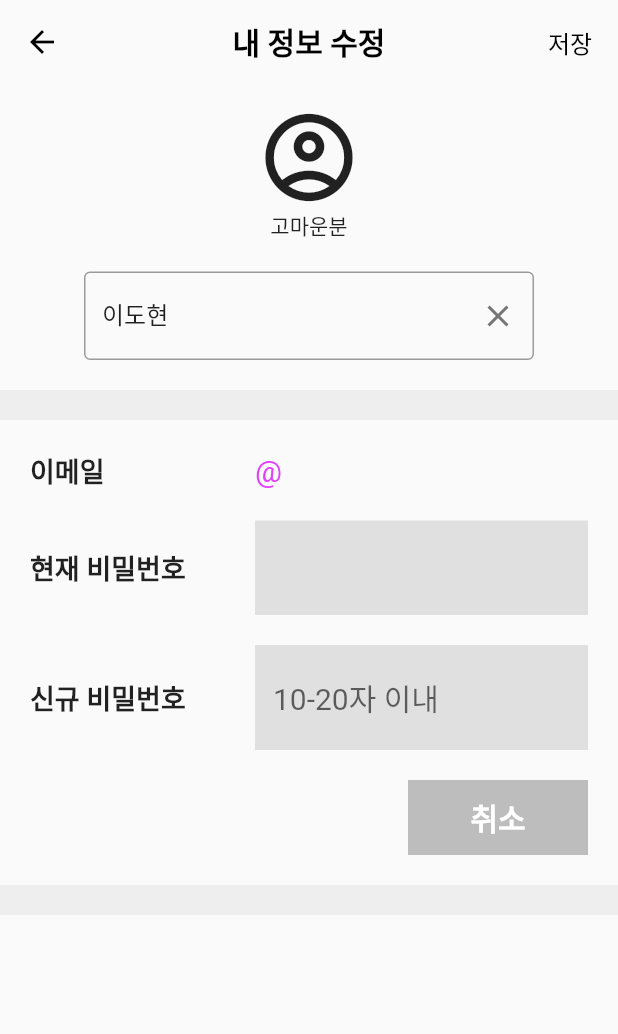
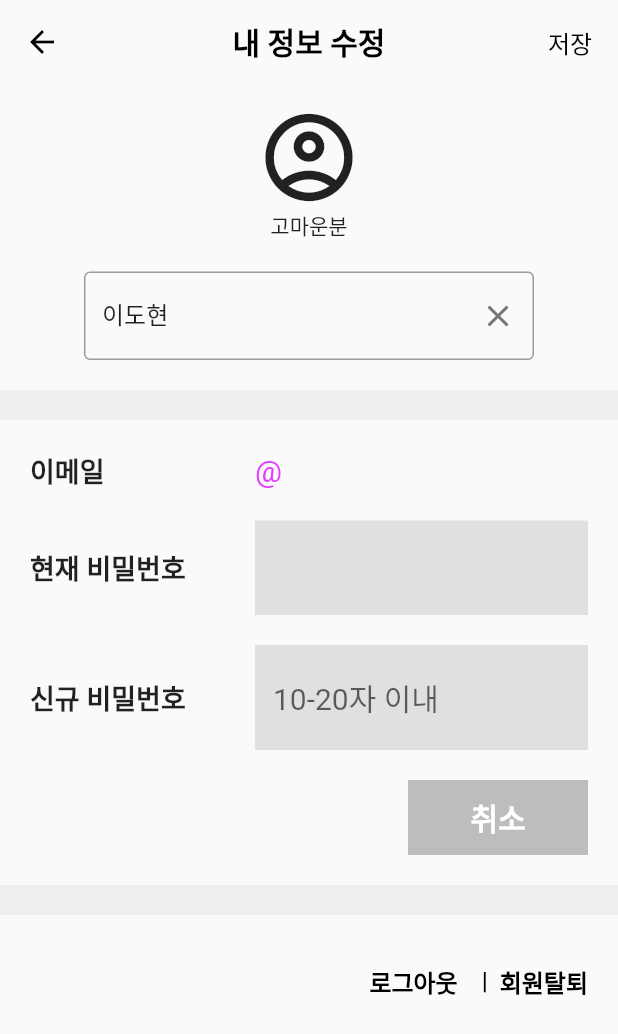
Before and after one commit to hub0502/flutter_nation_of_delivery, a Flutter app: the UserInfoModifyPage screen opened by its route, after a tap on "변경", on a phone screen of 412 x 824 dp. Shown: the top 1034 px of the screen. Run offline on Flutter 3.47's test engine with Material 2 defaults, Android fonts, the light colour scheme and no system bars; our stand-ins replace firebase_auth, firebase_core, google_sign_in; missing offline and left inert: flutter_facebook_auth; accounts and stored records are empty.

Commit message:
login logout clear

```diff
--- a/lib/components/appbarsDesign.dart
+++ b/lib/components/appbarsDesign.dart
@@ -1,5 +1,6 @@
 import 'package:flutter/material.dart';
 
+// ignore: must_be_immutable
 class MainAppbarDesign extends StatelessWidget implements PreferredSizeWidget {
   List<Widget> actionButtons;
   String titleText;
@@ -11,7 +12,6 @@ class MainAppbarDesign extends StatelessWidget implements PreferredSizeWidget {
       required this.actionButtons});
 
   @override
-  // TODO: implement preferredSize
   Size get preferredSize => const Size.fromHeight(70);
 
   @override
--- a/lib/main.dart
+++ b/lib/main.dart
@@ -1,4 +1,3 @@
-import 'package:firebase_auth/firebase_auth.dart';
 import 'package:firebase_core/firebase_core.dart';
 import 'package:flutter/material.dart';
 import 'package:flutter_nation_of_delivery/pages/HomePage.dart';
--- a/lib/pages/HomePage.dart
+++ b/lib/pages/HomePage.dart
@@ -1,4 +1,3 @@
-import 'package:firebase_auth/firebase_auth.dart';
 import 'package:flutter/material.dart';
 
 class Home extends StatelessWidget {
--- a/lib/pages/LoginPage.dart
+++ b/lib/pages/LoginPage.dart
@@ -1,5 +1,3 @@
-import 'dart:math';
-
 import 'package:flutter/material.dart';
 import 'package:firebase_auth/firebase_auth.dart';
 import 'package:flutter_nation_of_delivery/pages/MyPage.dart';
@@ -12,7 +10,6 @@ class LoginPage extends StatefulWidget {
 }
 
 class _LoginPageState extends State<LoginPage> {
-  final GlobalKey<FormState> _formKey = GlobalKey<FormState>();
   final TextEditingController _emailController =
       TextEditingController(text: 'test@gmail.com'); //입력되는 값을 제어
   final TextEditingController _passwordController =
@@ -71,7 +68,7 @@ class _LoginPageState extends State<LoginPage> {
       // if (_formKey.currentState!.validate()) {
       //   FocusScope.of(context).requestFocus(FocusNode());
       try {
-        var user = await FirebaseAuth.instance.signInWithEmailAndPassword(
+        await FirebaseAuth.instance.signInWithEmailAndPassword(
             email: _emailController.text, password: _passwordController.text);
         await FirebaseAuth.instance.setPersistence(Persistence.NONE);
         checkLogin();
@@ -203,6 +200,18 @@ class _LoginPageState extends State<LoginPage> {
                               //       color: Colors.black,
                               //     ),
                               //     {}),
+                              Row(
+                                mainAxisAlignment: MainAxisAlignment.center,
+                                children: [
+                                  Text('혹시, 배달의민족이 처음이신가요?'),
+                                  TextButton(
+                                      onPressed: () => {},
+                                      child: Text(
+                                        '회원가입',
+                                        style: TextStyle(),
+                                      ))
+                                ],
+                              )
                             ],
                           ),
                         ],
--- a/lib/pages/UserInfoModifyPage.dart
+++ b/lib/pages/UserInfoModifyPage.dart
@@ -1,5 +1,6 @@
 import 'package:firebase_auth/firebase_auth.dart';
 import 'package:flutter/material.dart';
+import 'package:flutter_nation_of_delivery/pages/LoginPage.dart';
 
 import '../components/appbarsDesign.dart';
 
@@ -161,8 +162,45 @@ class _UserInfoModifyPageState extends State<UserInfoModifyPage> {
     );
   }
 
+  Widget userState() {
+    return Padding(
+        padding: EdgeInsets.all(20),
+        child: Row(
+          mainAxisAlignment: MainAxisAlignment.end,
+          children: [
+            TextButton(
+                onPressed: () async {
+                  await FirebaseAuth.instance.signOut();
+                  setState(() {});
+                },
+                child: Text('로그아웃',
+                    style: TextStyle(
+                      fontSize: 16,
+                      fontWeight: FontWeight.w600,
+                      color: Colors.black,
+                    ))),
+            Text('  |  ',
+                style: TextStyle(
+                  fontSize: 16,
+                  fontWeight: FontWeight.w600,
+                  color: Colors.black,
+                )),
+            Text('회원탈퇴',
+                style: TextStyle(
+                  fontSize: 16,
+                  fontWeight: FontWeight.w600,
+                  color: Colors.black,
+                ))
+          ],
+        ));
+  }
+
   @override
   Widget build(BuildContext context) {
+    return StreamBuilder(
+        stream: FirebaseAuth.instance.authStateChanges(),
+        builder: (context, snapshot) {
+          if (snapshot.hasData) {
             return Scaffold(
                 appBar: MainAppbarDesign(
                   titleCenter: true,
@@ -183,9 +221,13 @@ class _UserInfoModifyPageState extends State<UserInfoModifyPage> {
                       userProfile(),
                       containerMargin(),
                       modifyInfo(),
-              containerMargin()
+                      containerMargin(),
+                      userState()
                     ],
                   ),
                 )));
           }
+          return LoginPage();
+        });
   }
+}
```
Lines whose indentation alone changed are shown as unchanged.
